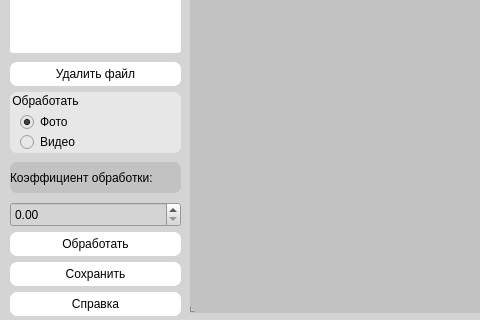
Old version of the form form.ui in the repository Playmishka/treshina; both pictures show x 0 to 480 and y 278 to 598 of the 800 by 598 pixel window.
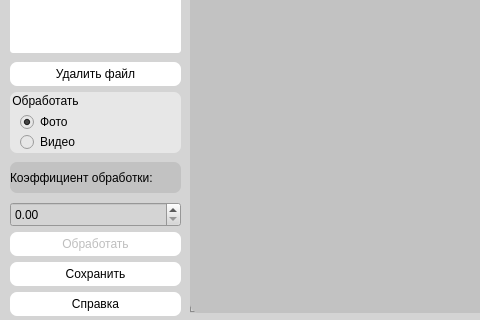
New version of the form.

What changed in the file:
```diff
--- a/form.ui
+++ b/form.ui
@@ -96,6 +96,9 @@
    </widget>
   </widget>
   <widget class="QPushButton" name="ProcessingButton">
+   <property name="enabled">
+    <bool>false</bool>
+   </property>
    <property name="geometry">
     <rect>
      <x>10</x>
```
Left out of the diff: 3 changed lines with no effect on the pictures.
